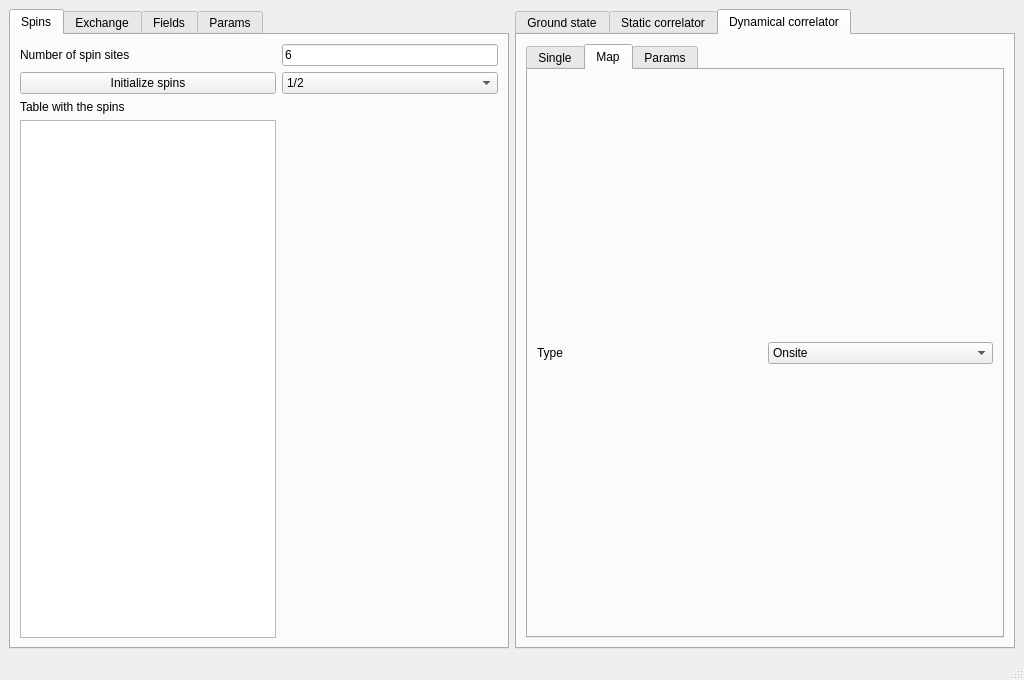
This is interface/interface.ui in joselado/spinflare as Qt 5 draws it before an edit. The edited form follows.
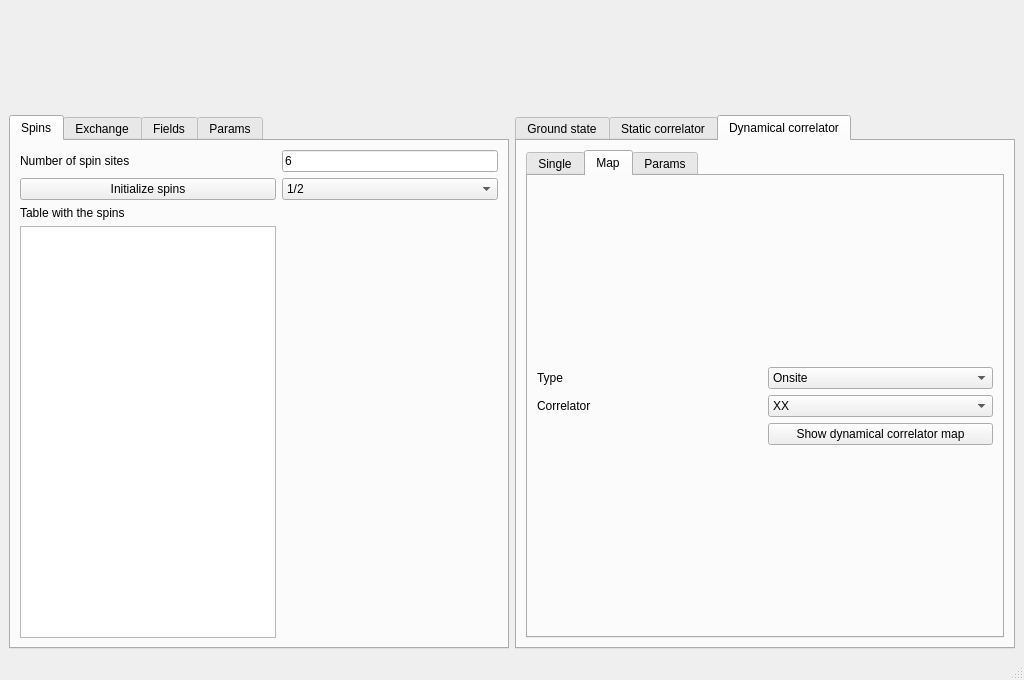
This is the edited form. The open tabs and pages were chosen to show the change.

```diff
--- a/interface/interface.ui
+++ b/interface/interface.ui
@@ -15,7 +15,7 @@
   </property>
   <widget class="QWidget" name="centralwidget">
    <layout class="QGridLayout" name="gridLayout_28">
-    <item row="0" column="0">
+    <item row="1" column="0">
      <widget class="QTabWidget" name="tabWidget">
       <property name="minimumSize">
        <size>
@@ -456,7 +456,7 @@
       </widget>
      </widget>
     </item>
-    <item row="0" column="1">
+    <item row="1" column="1">
      <widget class="QTabWidget" name="tabWidget_2">
       <property name="minimumSize">
        <size>
@@ -710,6 +710,39 @@
                 </property>
                </widget>
               </item>
+              <item row="2" column="1">
+               <widget class="QPushButton" name="get_dynamical_correlator_map">
+                <property name="text">
+                 <string>Show dynamical correlator map</string>
+                </property>
+               </widget>
+              </item>
+              <item row="1" column="1">
+               <widget class="QComboBox" name="dynamic_type_map">
+                <item>
+                 <property name="text">
+                  <string>XX</string>
+                 </property>
+                </item>
+                <item>
+                 <property name="text">
+                  <string>YY</string>
+                 </property>
+                </item>
+                <item>
+                 <property name="text">
+                  <string>ZZ</string>
+                 </property>
+                </item>
+               </widget>
+              </item>
+              <item row="1" column="0">
+               <widget class="QLabel" name="label_30">
+                <property name="text">
+                 <string>Correlator</string>
+                </property>
+               </widget>
+              </item>
              </layout>
             </item>
            </layout>
@@ -772,6 +805,19 @@
       </widget>
      </widget>
     </item>
+    <item row="0" column="0">
+     <widget class="QLabel" name="spinflare_logo">
+      <property name="minimumSize">
+       <size>
+        <width>0</width>
+        <height>100</height>
+       </size>
+      </property>
+      <property name="text">
+       <string/>
+      </property>
+     </widget>
+    </item>
    </layout>
   </widget>
   <widget class="QMenuBar" name="menubar">
```
Left out of the diff: 8 changed lines with no effect on the pictures.
